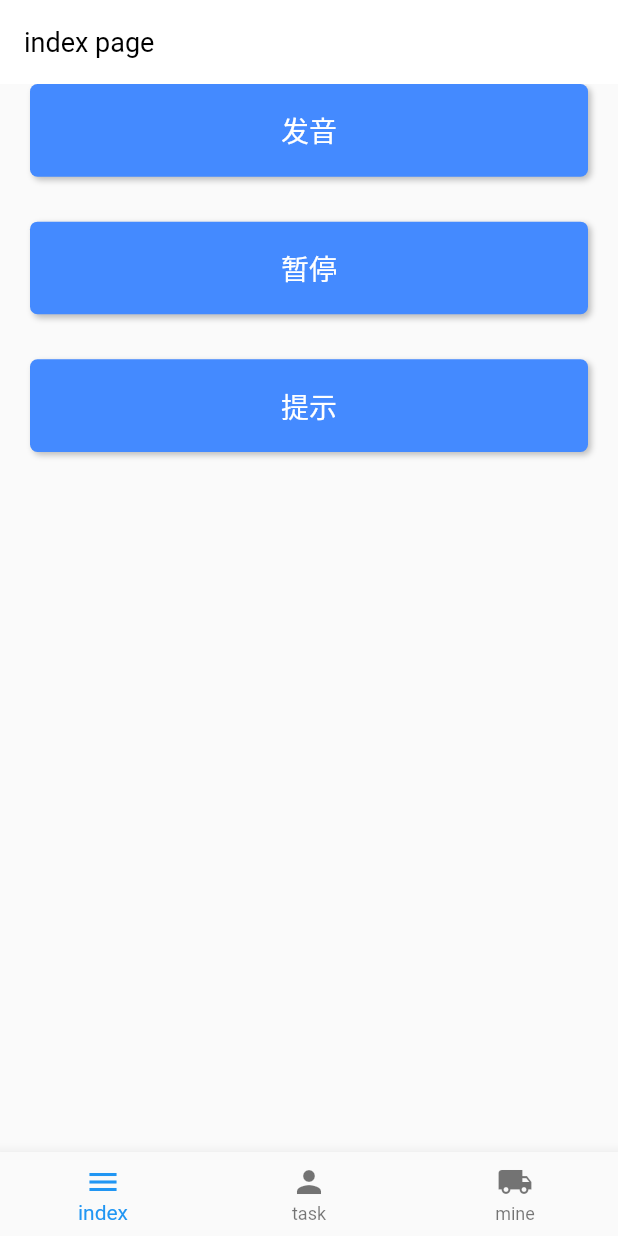
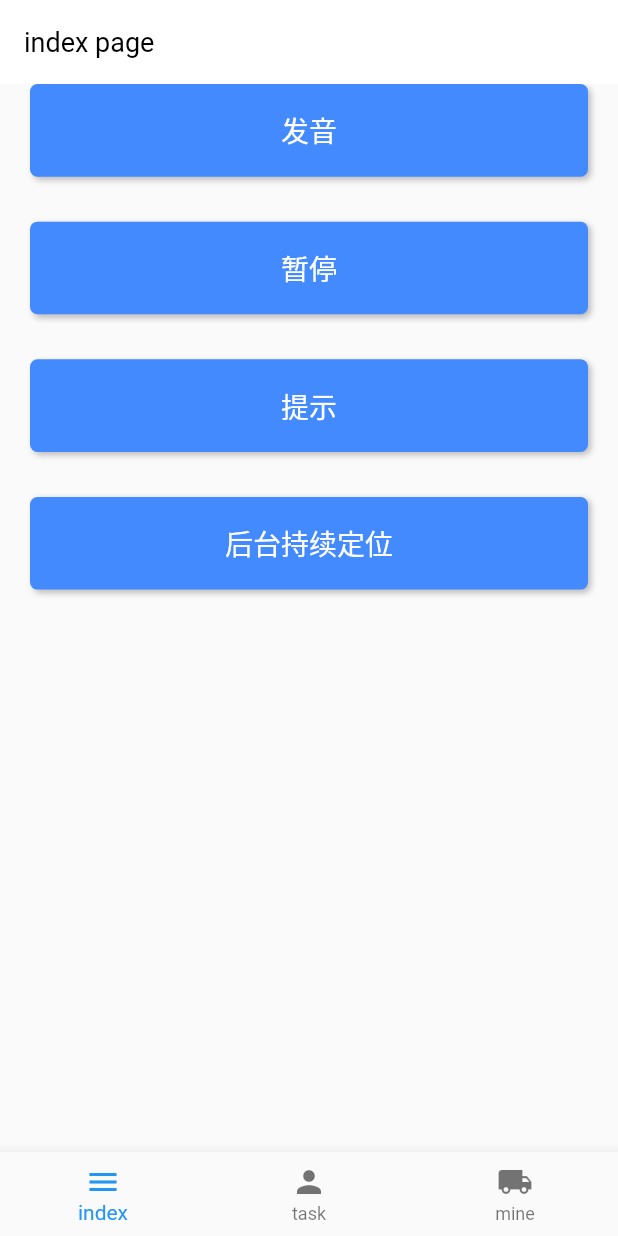
Before and after one commit to mayangyang1/flutter_common_application, a Flutter app: the screen it shows after launch, after a tap on "提示", on a phone screen of 412 x 824 dp. Run offline on Flutter 3.47's test engine with Material 2 defaults, Android fonts, the phone set to English and light mode, and no system bars; our stand-ins replace bot_toast, dio, flutter_screenutil, flutter_tts, get, shared_preferences; missing offline and left inert: background_locator, crop_box, location_permissions, move_to_background, simple_rsa; network calls fail; Roboto replaces fonts that are missing (Georgia); statements that could not run were skipped.

Commit message:
新增后台持续定位插件

```diff
--- a/lib/pages/home_page.dart
+++ b/lib/pages/home_page.dart
@@ -53,7 +53,7 @@ class _HomePageState extends State<HomePage> {
           },
         ),
 
-        body:IndexedStack(
+        body: IndexedStack(
           index: _currentIndex,
           children: tabBodies,
         )
--- a/lib/pages/index/index_page.dart
+++ b/lib/pages/index/index_page.dart
@@ -1,10 +1,12 @@
 import 'package:flutter/material.dart';
 import 'package:flutter_common_application/common/http_util.dart';
 import 'package:flutter_common_application/components/toast.dart';
+import 'package:flutter_common_application/pages/keeping/keeping_page.dart';
 import 'package:flutter_common_application/widget/button_widget.dart';
 import 'package:flutter_tts/flutter_tts.dart';
-import 'package:flutter_local_notifications/flutter_local_notifications.dart';
+// import 'package:flutter_local_notifications/flutter_local_notifications.dart';
 import 'package:get/get.dart';
+import 'package:flutter_common_application/routes/app_pages.dart';
 
 class IndexPage extends StatefulWidget {
   @override
@@ -13,14 +15,14 @@ class IndexPage extends StatefulWidget {
 
 class _IndexPageState extends State<IndexPage> {
   FlutterTts flutterTts;
-  FlutterLocalNotificationsPlugin flutterLocalNotificationsPlugin;
+  // FlutterLocalNotificationsPlugin flutterLocalNotificationsPlugin;
   @override
   void initState() {
     super.initState();
     _getSelfInfo();
     _getFreigthList();
     _initFlutterTtts();
-    _flutterLocalNotificationsConfig();
+    // _flutterLocalNotificationsConfig();
   }
 
   @override
@@ -48,41 +50,50 @@ class _IndexPageState extends State<IndexPage> {
           ),
           ButtonWidget(
             title: '提示',
-            onTap: _showNotification,
+            onTap: (){},
+          ),
+          SizedBox(
+            height: 30,
+          ),
+          ButtonWidget(
+            title: '后台持续定位',
+            onTap: () {
+              Get.toNamed(Routes.KEEPING);
+            },
           ),
         ],
       )),
     );
   }
 
-  Future<void> _showNotification() async {
-    const AndroidNotificationDetails androidPlatformChannelSpecifics =
-        AndroidNotificationDetails(
-            'your channel id', 'your channel name', 'your channel description',
-            importance: Importance.max,
-            priority: Priority.high,
-            ticker: 'ticker');
-    const NotificationDetails platformChannelSpecifics =
-        NotificationDetails(android: androidPlatformChannelSpecifics);
-    await flutterLocalNotificationsPlugin.show(
-        0, 'plain title', 'plain body', platformChannelSpecifics,
-        payload: 'item x');
+  // Future<void> _showNotification() async {
+  //   const AndroidNotificationDetails androidPlatformChannelSpecifics =
+  //       AndroidNotificationDetails(
+  //           'your channel id', 'your channel name', 'your channel description',
+  //           importance: Importance.max,
+  //           priority: Priority.high,
+  //           ticker: 'ticker');
+  //   const NotificationDetails platformChannelSpecifics =
+  //       NotificationDetails(android: androidPlatformChannelSpecifics);
+  //   await flutterLocalNotificationsPlugin.show(
+  //       0, 'plain title', 'plain body', platformChannelSpecifics,
+  //       payload: 'item x');
 
-    _speak();
-  }
+  //   _speak();
+  // }
 
-  void _flutterLocalNotificationsConfig() {
-    flutterLocalNotificationsPlugin = FlutterLocalNotificationsPlugin();
+  // void _flutterLocalNotificationsConfig() {
+  //   flutterLocalNotificationsPlugin = FlutterLocalNotificationsPlugin();
 
-    /**本地通知 */
-    const AndroidInitializationSettings initializationSettingsAndroid =
-        AndroidInitializationSettings('@mipmap/ic_launcher');
+  //   /**本地通知 */
+  //   const AndroidInitializationSettings initializationSettingsAndroid =
+  //       AndroidInitializationSettings('@mipmap/ic_launcher');
 
-    final InitializationSettings initializationSettings =
-        InitializationSettings(android: initializationSettingsAndroid);
-    flutterLocalNotificationsPlugin.initialize(initializationSettings,
-        onSelectNotification: _selectNotification);
-  }
+  //   final InitializationSettings initializationSettings =
+  //       InitializationSettings(android: initializationSettingsAndroid);
+  //   flutterLocalNotificationsPlugin.initialize(initializationSettings,
+  //       onSelectNotification: _selectNotification);
+  // }
 
   Future _selectNotification(String payload) async {
     if (payload != null) {
--- a/lib/pages/task/task_page.dart
+++ b/lib/pages/task/task_page.dart
@@ -1,12 +1,138 @@
 import 'package:flutter/material.dart';
+import 'dart:ui';
+import 'package:flutter_screenutil/flutter_screenutil.dart';
 
-class TaskPage extends StatelessWidget {
+import 'package:crop_box/crop_box.dart';
+
+class TaskPage extends StatefulWidget {
+  @override
+  _TaskPageState createState() => _TaskPageState();
+}
+
+class _TaskPageState extends State<TaskPage> {
+   Rect _resultRect = Rect.zero;
+  /// 最大裁剪区域 会结合裁剪比例计算实际裁剪框范围
+  Size _maxCropSize = Size(300, 300);
+  /// 裁剪比例
+  Size _cropRatio = Size(10, 9);
+  /// 素材尺寸
+  Size _clipSize = Size(200, 315);
+  /// 裁剪区域
+  Rect _cropRect;
+
   @override
   Widget build(BuildContext context) {
     return Scaffold(
-      appBar: AppBar(title: Text('task'),),
+      appBar: AppBar(
+        title: Text('剪裁'),
+      ),
       body: Container(
-        child: Text('task'),
+        child: Column(
+          children: [
+            Expanded(
+              child: CropBox(
+                // cropRect: Rect.fromLTRB(1 - 0.4083, 0.162, 1, 0.3078), // 2.4倍 模拟随机位置
+                // cropRect: Rect.fromLTRB(0, 0, 0.4083, 0.1457), //2.4倍，都是0,0
+                // cropRect: Rect.fromLTRB(0, 0, 1, 0.3572), // 1倍
+                cropRect: _cropRect,
+                clipSize: _clipSize,
+                maxCropSize: _maxCropSize,
+                cropRatio: _cropRatio,
+                cropRectUpdateEnd: (rect) {
+                  if(rect == null)return;
+                  _resultRect = rect;
+                  print("裁剪区域最终确定 $rect");
+                  setState(() {});
+                },
+                cropRectUpdate: (rect) {
+                  if(rect == null)return;
+                  _resultRect = rect;
+                  print("裁剪区域变化 $rect");
+                  setState(() {});
+                },
+                child: Image.network(
+                  "https://img1.maka.im/materialStore/beijingshejia/tupianbeijinga/9/M_7TNT6NIM/M_7TNT6NIM_v1.jpg",
+                  width: double.infinity,
+                  height: double.infinity,
+                  fit: BoxFit.cover,
+                  loadingBuilder: (BuildContext context, Widget child, ImageChunkEvent loadingProgress) {
+                    if (loadingProgress == null)
+                      return child;
+                    return Center(
+                      child: CircularProgressIndicator(
+                        value: loadingProgress.expectedTotalBytes != null
+                            ? loadingProgress.cumulativeBytesLoaded / loadingProgress.expectedTotalBytes
+                            : null,
+                      ),
+                    );
+                  },
+                ),
+              ),
+            ),
+            SizedBox(
+              height: 36.w,
+            ),
+            Container(
+              padding: EdgeInsets.only(
+                bottom: MediaQuery.of(context).padding.bottom,
+              ),
+              child: Container(
+                height: 240.w,
+                padding: EdgeInsets.all(16.w),
+                child: Column(
+                  crossAxisAlignment: CrossAxisAlignment.start,
+                  children: [
+                    Text(
+                      "裁剪区域: ",
+                      style: TextStyle(
+                        fontFamily: "PingFang SC",
+                        fontSize: 28.sp,
+                        fontStyle: FontStyle.normal,
+                        fontWeight: FontWeight.w500,
+                      ),
+                    ),
+                    Text(
+                      "left: ${_resultRect.left.toStringAsFixed(5)}",
+                      style: TextStyle(
+                        fontFamily: "PingFang SC",
+                        fontSize: 28.sp,
+                        fontStyle: FontStyle.normal,
+                        fontWeight: FontWeight.w500,
+                      ),
+                    ),
+                    Text(
+                      "top: ${_resultRect.top.toStringAsFixed(5)}",
+                      style: TextStyle(
+                        fontFamily: "PingFang SC",
+                        fontSize: 28.sp,
+                        fontStyle: FontStyle.normal,
+                        fontWeight: FontWeight.w500,
+                      ),
+                    ),
+                    Text(
+                      "right: ${_resultRect.right.toStringAsFixed(5)}",
+                      style: TextStyle(
+                        fontFamily: "PingFang SC",
+                        fontSize: 28.sp,
+                        fontStyle: FontStyle.normal,
+                        fontWeight: FontWeight.w500,
+                      ),
+                    ),
+                    Text(
+                      "bottom: ${_resultRect.bottom.toStringAsFixed(5)}",
+                      style: TextStyle(
+                        fontFamily: "PingFang SC",
+                        fontSize: 28.sp,
+                        fontStyle: FontStyle.normal,
+                        fontWeight: FontWeight.w500,
+                      ),
+                    ),
+                  ],
+                ),
+              ),
+            ),
+          ],
+        ),
       ),
     );
   }
--- a/lib/routes/app_pages.dart
+++ b/lib/routes/app_pages.dart
@@ -1,4 +1,5 @@
 
+import 'package:flutter_common_application/pages/keeping/keeping_page.dart';
 import 'package:flutter_common_application/pages/login/login_page.dart';
 import 'package:flutter_common_application/pages/mine/mine_page.dart';
 import 'package:flutter_common_application/pages/mine/mine_page_binding.dart';
@@ -23,5 +24,9 @@ abstract class AppPages {
       page: () => MinePage(),
       binding: MinePageBinding()
     ),
+    GetPage(
+      name: Routes.KEEPING,
+      page: () => KeepingPage(),
+    ),
   ];
 }
--- a/lib/routes/app_routes.dart
+++ b/lib/routes/app_routes.dart
@@ -7,5 +7,6 @@ abstract class Routes {
   static const TASK = '/task';
   static const MINE = '/mine';
   static const INDEX = '/index';
+  static const KEEPING = '/keeping';
 
 }
```
Also changed, not shown: lib/pages/keeping/keeping_page.dart (added, +157 -0 lines), lib/pages/keeping/location_callback_handler.dart (added, +29 -0 lines), lib/pages/keeping/location_service_repository.dart (added, +92 -0 lines), pubspec.yaml (+6 -1 lines), pubspec.lock, 3 other files.
